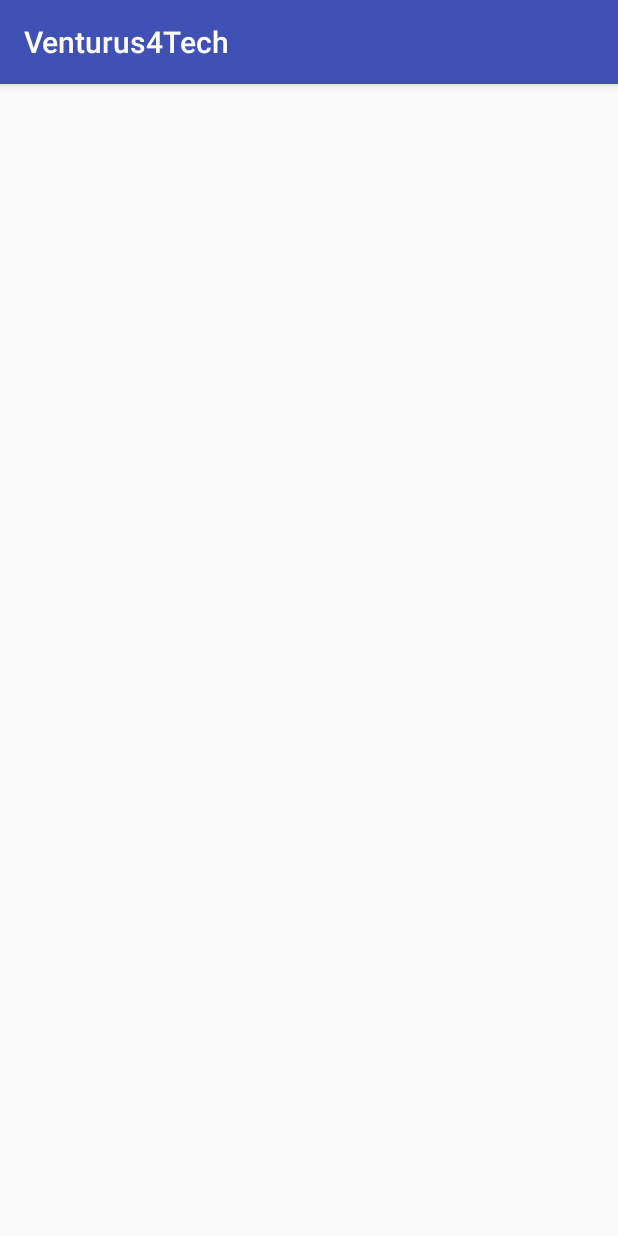
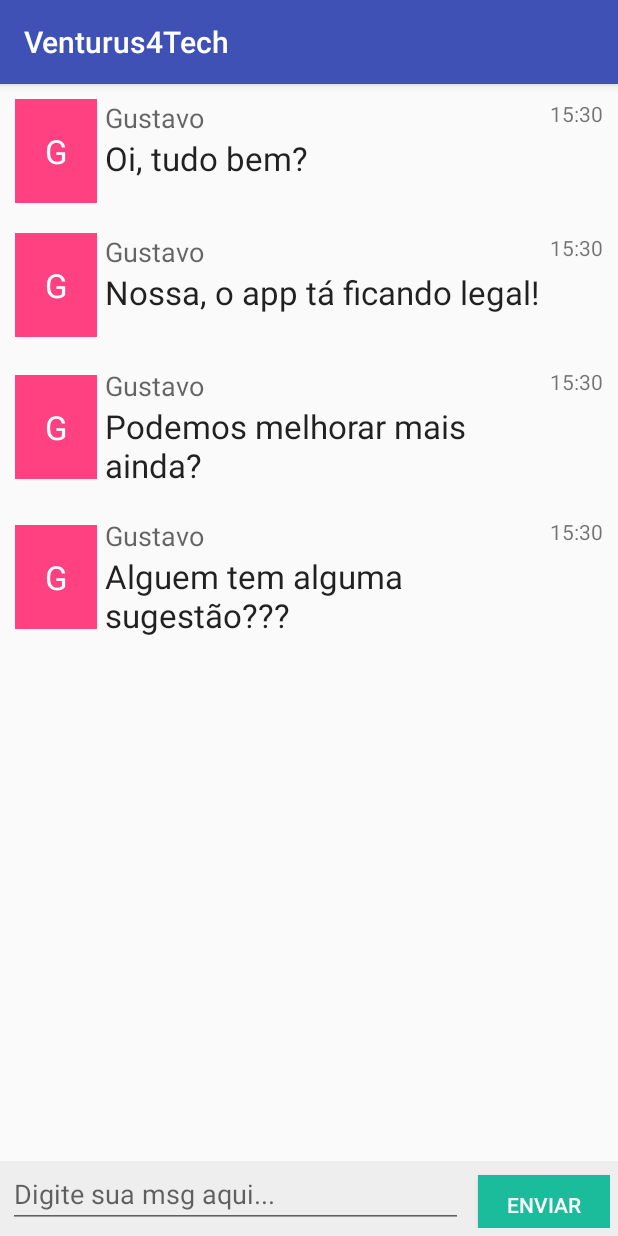
Before and after one commit to Rodolfobm/Venturus4TECH_Android, an Android app: the ChatActivity screen opened directly, with no data from a screen before it, on a phone screen of 412 x 824 dp. Run offline under Robolectric (Android 15) with nearby library versions, the phone set to English and light mode, and no system bars.

Commit message:
Tarefa 3

```diff
--- a/app/build.gradle
+++ b/app/build.gradle
@@ -26,5 +26,6 @@ dependencies {
     })
     compile 'com.android.support:appcompat-v7:26.+'
     compile 'com.android.support.constraint:constraint-layout:1.0.2'
+    compile 'com.android.support:recyclerview-v7:26.0.+'
     testCompile 'junit:junit:4.12'
 }
--- a/app/src/main/AndroidManifest.xml
+++ b/app/src/main/AndroidManifest.xml
@@ -1,6 +1,8 @@
 <?xml version="1.0" encoding="utf-8"?>
 <manifest xmlns:android="http://schemas.android.com/apk/res/android"
     package="br.org.venturus.venturus4tech">
+
+    <uses-permission android:name="android.permission.INTERNET" />
 
     <application
         android:allowBackup="true"
--- a/app/src/main/java/br/org/venturus/venturus4tech/ChatActivity.java
+++ b/app/src/main/java/br/org/venturus/venturus4tech/ChatActivity.java
@@ -1,20 +1,31 @@
 package br.org.venturus.venturus4tech;
 
+import android.os.Bundle;
 import android.support.v7.app.AppCompatActivity;
-import android.os.Bundle;
-import android.widget.TextView;
+import android.support.v7.widget.LinearLayoutManager;
+import android.support.v7.widget.RecyclerView;
 
 public class ChatActivity extends AppCompatActivity {
 
-    private TextView mNickName;
+    private RecyclerView mRecyclerView;
+    private RecyclerView.Adapter mAdapter;
+    private RecyclerView.LayoutManager mLayoutManager;
+
 
     @Override
     protected void onCreate(Bundle savedInstanceState) {
         super.onCreate(savedInstanceState);
         setContentView(R.layout.activity_chat);
 
-        String name = getIntent().getStringExtra("nickname");
-        mNickName = (TextView) findViewById(R.id.chat_nickname);
-        mNickName.setText(name);
+        mRecyclerView = (RecyclerView) findViewById(R.id.chat_recycler_view);
+
+        mLayoutManager = new LinearLayoutManager(this);
+        mRecyclerView.setLayoutManager(mLayoutManager);
+
+        mAdapter = new ChatAdapter();
+        mRecyclerView.setAdapter(mAdapter);
+
     }
+
+
 }
--- /dev/null
+++ b/app/src/main/java/br/org/venturus/venturus4tech/ChatAdapter.java
@@ -0,0 +1,61 @@
+package br.org.venturus.venturus4tech;
+
+import android.support.v7.widget.RecyclerView;
+import android.view.LayoutInflater;
+import android.view.View;
+import android.view.ViewGroup;
+import android.widget.TextView;
+
+/**
+ * Created by vntguca on 12/07/17.
+ */
+
+public class ChatAdapter extends RecyclerView.Adapter<ChatAdapter.ViewHolder> {
+
+    private String[] mData = {"Oi, tudo bem?", "Nossa, o app tá ficando legal!", "Podemos melhorar mais ainda?", "Alguem tem alguma sugestão???"};
+
+    public static class ViewHolder extends RecyclerView.ViewHolder {
+        public View itemView;
+        public TextView mUserInitial;
+        public TextView mUsername;
+        public TextView mMessage;
+        public TextView mTime;
+
+
+        public ViewHolder(View v) {
+            super(v);
+            itemView = v;
+            mUserInitial = (TextView) v.findViewById(R.id.userInitial);
+            mUsername = (TextView) v.findViewById(R.id.user);
+            mMessage = (TextView) v.findViewById(R.id.message);
+            mTime = (TextView) v.findViewById(R.id.time);
+        }
+    }
+
+    public ChatAdapter() {
+    }
+
+    // Create new views (invoked by the layout manager)
+    @Override
+    public ChatAdapter.ViewHolder onCreateViewHolder(ViewGroup parent,
+                                                   int viewType) {
+        // create a new view
+        View v = LayoutInflater.from(parent.getContext())
+                .inflate(R.layout.chat_list_item, parent, false);
+
+        ViewHolder vh = new ViewHolder(v);
+        return vh;
+    }
+
+    @Override
+    public void onBindViewHolder(ViewHolder holder, int position) {
+        holder.mMessage.setText(mData[position]);
+
+    }
+
+    @Override
+    public int getItemCount() {
+        return mData.length;
+    }
+
+}
--- a/app/src/main/java/br/org/venturus/venturus4tech/MainActivity.java
+++ b/app/src/main/java/br/org/venturus/venturus4tech/MainActivity.java
@@ -33,6 +33,7 @@ public class MainActivity extends AppCompatActivity {
                 }
             }
         });
+
     }
 
     private void openChatActivity(String nickname) {
--- a/app/src/main/res/layout/activity_chat.xml
+++ b/app/src/main/res/layout/activity_chat.xml
@@ -5,12 +5,44 @@
     android:layout_width="match_parent"
     android:layout_height="match_parent"
     android:gravity="center"
+    android:orientation="vertical"
     tools:context="br.org.venturus.venturus4tech.ChatActivity">
 
-    <TextView
-        android:layout_width="wrap_content"
-        android:layout_height="wrap_content"
-        android:textSize="40sp"
-        android:id="@+id/chat_nickname"/>
+    <android.support.v7.widget.RecyclerView
+        android:id="@+id/chat_recycler_view"
+        android:scrollbars="vertical"
+        android:layout_width="match_parent"
+        android:layout_height="0dp"
+        android:layout_weight="1"/>
+
+
+    <LinearLayout
+        android:layout_width="match_parent"
+        android:layout_height="50dp"
+        android:orientation="horizontal"
+        android:background="#eeeeee"
+        android:padding="5dp">
+
+        <EditText
+            android:id="@+id/msg_input"
+            android:layout_marginEnd="10dp"
+            android:layout_width="0dp"
+            android:layout_weight="1"
+            android:layout_height="wrap_content"
+            android:maxLines="1"
+            android:hint="Digite sua msg aqui..."/>
+
+        <Button
+            android:id="@+id/send_button"
+            android:layout_width="wrap_content"
+            android:layout_height="wrap_content"
+            android:textColor="@android:color/white"
+            android:background="#1abc9c"
+            android:text="Enviar"
+            />
+
+    </LinearLayout>
+
+
 
 </LinearLayout>
--- /dev/null
+++ b/app/src/main/res/layout/chat_list_item.xml
@@ -0,0 +1,55 @@
+<?xml version="1.0" encoding="utf-8"?>
+<RelativeLayout xmlns:android="http://schemas.android.com/apk/res/android"
+    android:layout_width="match_parent"
+    android:layout_height="wrap_content"
+    android:orientation="horizontal"
+    android:padding="10dp">
+
+    <TextView
+        android:id="@+id/userInitial"
+        android:layout_width="wrap_content"
+        android:layout_height="wrap_content"
+        android:layout_centerVertical="true"
+        android:background="@color/colorAccent"
+        android:padding="20dp"
+        android:text="G"
+        android:textAppearance="?android:attr/textAppearanceLarge"
+        android:textColor="@android:color/white" />
+
+    <TextView
+        android:id="@+id/time"
+        android:layout_width="wrap_content"
+        android:layout_height="wrap_content"
+        android:layout_alignParentRight="true"
+        android:layout_alignParentTop="true"
+        android:text="15:30"
+        android:textAppearance="?android:attr/textAppearanceSmall" />
+
+    <LinearLayout
+        android:layout_width="match_parent"
+        android:layout_height="wrap_content"
+        android:layout_alignParentTop="true"
+        android:paddingStart="5dp"
+        android:layout_toEndOf="@id/userInitial"
+        android:layout_toStartOf="@id/time"
+        android:orientation="vertical">
+
+        <TextView
+            android:id="@+id/user"
+            android:layout_width="wrap_content"
+            android:layout_height="wrap_content"
+            android:text="Gustavo"
+            android:textAppearance="?android:attr/textAppearanceMedium" />
+
+        <TextView
+            android:id="@+id/message"
+            android:layout_width="wrap_content"
+            android:layout_height="wrap_content"
+            android:text="Opa, tudo bem?"
+            android:textAppearance="?android:attr/textAppearanceLarge" />
+
+
+    </LinearLayout>
+
+
+</RelativeLayout>
```
